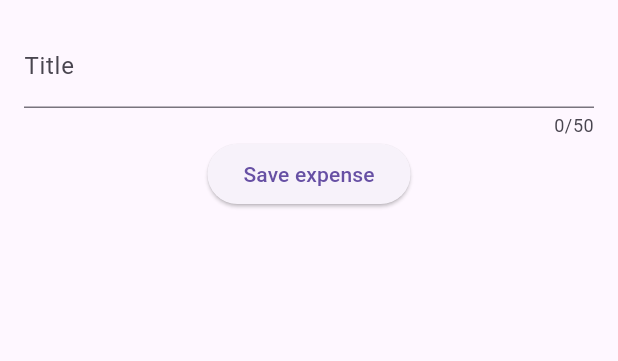
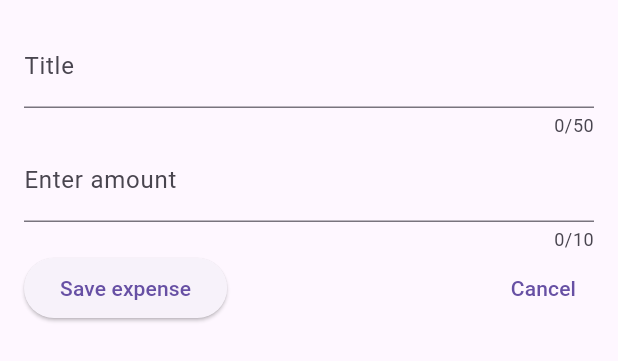
Before and after one commit to alvinwarui29/expenseTrackerFlutter, a Flutter app: the NewExpense widget shown alone on an empty page, opened directly, after a tap on "Save expense", on a phone screen of 412 x 824 dp. Shown: the top 361 px of the screen. Run offline on Flutter 3.47's test engine with Material 2 defaults, Android fonts, the phone set to English and light mode, and no system bars.

Commit message:
add amount controller

```diff
--- a/lib/widgets/new_expense.dart
+++ b/lib/widgets/new_expense.dart
@@ -10,10 +10,11 @@ class NewExpense extends StatefulWidget {
 
 class _NewExpenseState extends State<NewExpense> {
   final _titleController = TextEditingController();
-
+  final _amountController = TextEditingController();
   @override
   void dispose() {
     _titleController.dispose();
+    _amountController.dispose();
     super.dispose();
   }
 
@@ -31,11 +32,24 @@ class _NewExpenseState extends State<NewExpense> {
               label: Text('Title'),
             ),
           ),
-          ElevatedButton(
-              onPressed: () {
-                print(_titleController);
-              },
-              child: const Text('Save expense'))
+          TextField(
+            controller: _amountController,
+            maxLength: 10,
+            keyboardType: TextInputType.number,
+            decoration: const InputDecoration(label: Text('Enter amount')),
+          ),
+          Row(
+            children: [
+              ElevatedButton(
+                  onPressed: () {
+                    print(_titleController);
+                    print(_amountController);
+                  },
+                  child: const Text('Save expense')),
+              const Spacer(),
+              TextButton(onPressed: () {}, child: const Text('Cancel')),
+            ],
+          )
         ],
       ),
     );
```
